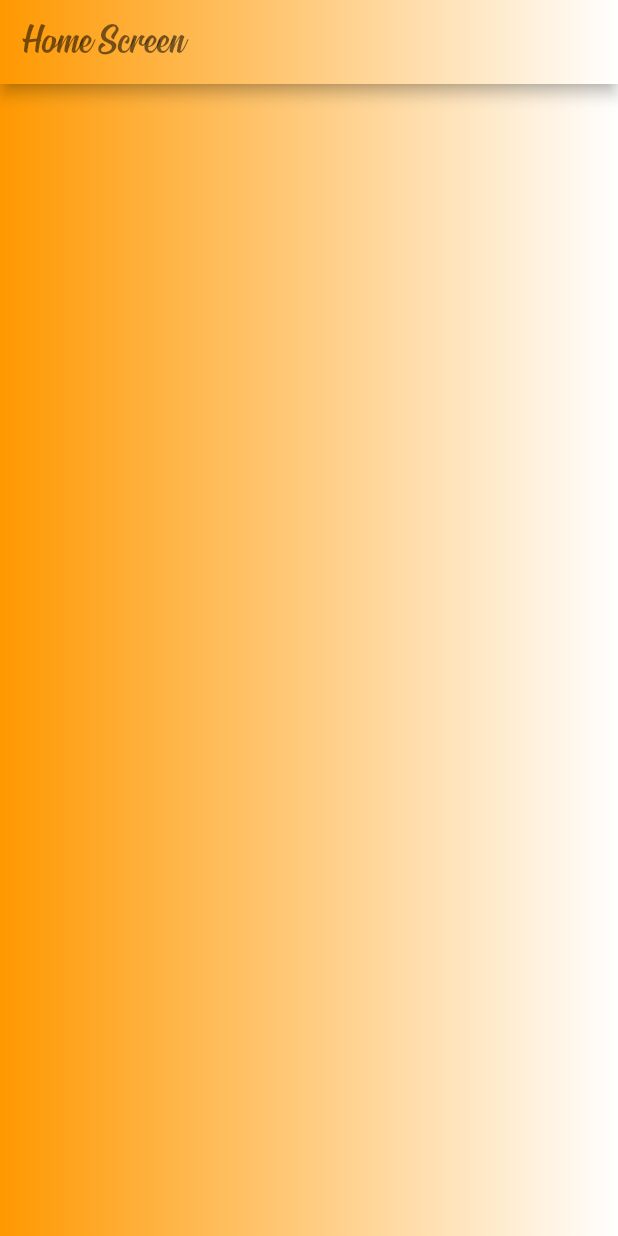
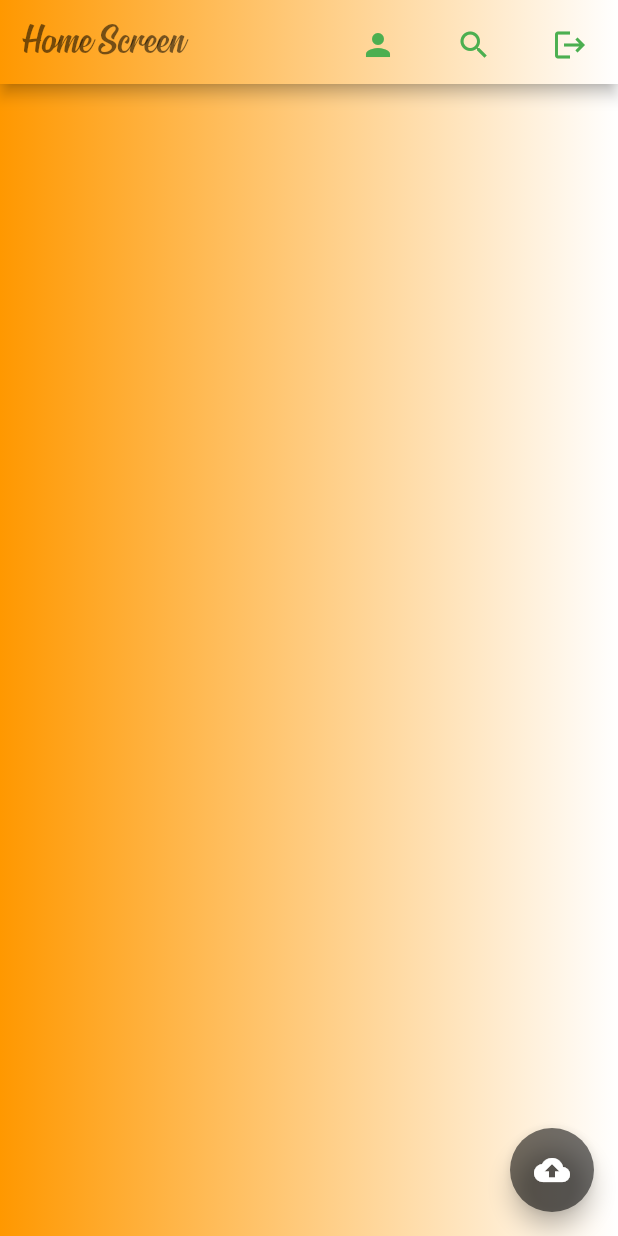
Before and after one commit to yoonhoelee/carrot_clone, a Flutter app: the HomeScreen screen opened directly, on a phone screen of 412 x 824 dp. Run offline on Flutter 3.47's test engine with Material 2 defaults, Android fonts, the phone set to English and light mode, and no system bars; our stand-ins replace cloud_firestore, firebase_auth, firebase_core, firebase_storage, image_cropper, image_picker; accounts and stored records are empty.

Commit message:
feat : uploading image work in progress

```diff
--- a/lib/HomeScreen/home_screen.dart
+++ b/lib/HomeScreen/home_screen.dart
@@ -1,6 +1,11 @@
 import 'package:carrot_clone_app/LoginScreen/login_screen.dart';
+import 'package:carrot_clone_app/ProfileScreen/profile_screen.dart';
+import 'package:carrot_clone_app/SearchProduct/search_product.dart';
+import 'package:carrot_clone_app/WelcomeScreen/welcome_screen.dart';
 import 'package:firebase_auth/firebase_auth.dart';
 import 'package:flutter/material.dart';
+
+import '../UploadAdScreen/upload_ad_screen.dart';
 
 class HomeScreen extends StatefulWidget {
   @override
@@ -8,6 +13,8 @@ class HomeScreen extends StatefulWidget {
 }
 
 class _HomeScreenState extends State<HomeScreen> {
+  FirebaseAuth _auth = FirebaseAuth.instance;
+
   @override
   Widget build(BuildContext context) {
     return Container(
@@ -23,11 +30,58 @@ class _HomeScreenState extends State<HomeScreen> {
       child: Scaffold(
         backgroundColor: Colors.transparent,
         appBar: AppBar(
-          title: const Text('Home Screen', style: TextStyle(
-            color: Colors.black54,
-            fontFamily: 'Signatra',
-            fontSize: 30,
-          ),),
+          automaticallyImplyLeading: false,
+          actions: [
+            TextButton(
+              onPressed: () {
+                Navigator.pushReplacement(context,
+                    MaterialPageRoute(builder: (context) => ProfileScreen()));
+              },
+              child: const Padding(
+                padding: EdgeInsets.all(10),
+                child: Icon(
+                  Icons.person,
+                  color: Colors.green,
+                ),
+              ),
+            ),
+            TextButton(
+              onPressed: () {
+                Navigator.pushReplacement(context,
+                    MaterialPageRoute(builder: (context) => SearchProduct()));
+              },
+              child: const Padding(
+                padding: EdgeInsets.all(10),
+                child: Icon(
+                  Icons.search,
+                  color: Colors.green,
+                ),
+              ),
+            ),
+            TextButton(
+              onPressed: () {
+                _auth.signOut().then((value) {
+                  Navigator.pushReplacement(context,
+                      MaterialPageRoute(builder: (context) => WelcomeScreen()));
+                });
+              },
+              child: const Padding(
+                padding: EdgeInsets.all(10),
+                child: Icon(
+                  Icons.logout,
+                  color: Colors.green,
+                ),
+              ),
+            ),
+          ],
+          title: const Text(
+            'Home Screen',
+            style: TextStyle(
+              color: Colors.black54,
+              fontFamily: 'Signatra',
+              fontSize: 30,
+            ),
+          ),
           centerTitle: false,
           flexibleSpace: Container(
             decoration: const BoxDecoration(
@@ -41,6 +95,15 @@ class _HomeScreenState extends State<HomeScreen> {
             ),
           ),
         ),
+        floatingActionButton: FloatingActionButton(
+          tooltip: 'Add Post',
+          backgroundColor: Colors.black54,
+          onPressed: () {
+            Navigator.pushReplacement(context,
+                MaterialPageRoute(builder: (context) => UploadAdScreen()));
+          },
+          child: const Icon(Icons.cloud_upload),
+        ),
       ),
     );
   }
```
Also changed, not shown: lib/ProfileScreen/profile_screen.dart (added, +24 -0 lines), lib/SearchProduct/search_product.dart (added, +25 -0 lines), lib/UploadAdScreen/upload_ad_screen.dart (added, +136 -0 lines).
